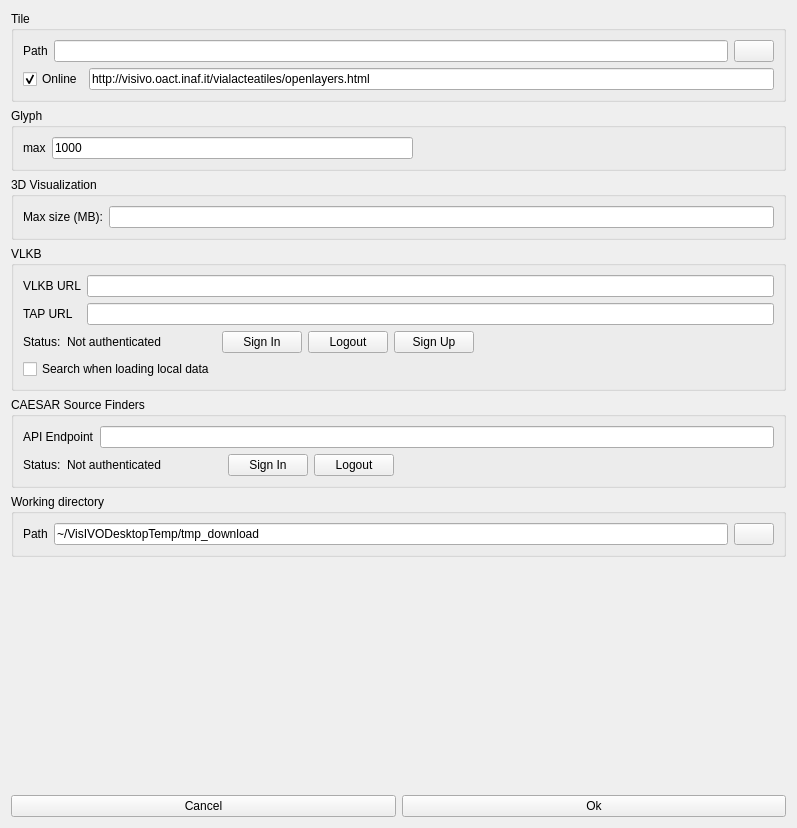
The window that Code/ui/settingform.ui (VisIVOLab/ViaLacteaVisualAnalytics) describes before a commit, drawn with Qt 5.
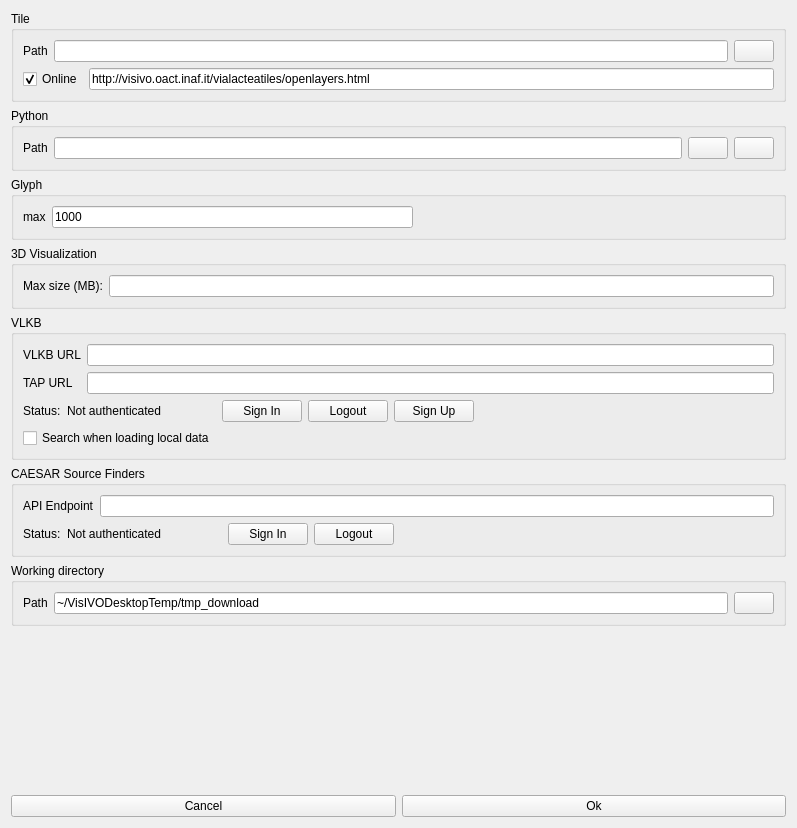
The same window after the commit. Icons and pictures are not drawn.

Diff of the .ui file:
```diff
--- a/Code/ui/settingform.ui
+++ b/Code/ui/settingform.ui
@@ -72,6 +72,47 @@
      </layout>
     </widget>
    </item>
+   <item>
+    <widget class="QGroupBox" name="groupBox_5">
+     <property name="title">
+      <string>Python</string>
+     </property>
+     <layout class="QHBoxLayout" name="horizontalLayout_2">
+      <item>
+       <widget class="QLabel" name="label">
+        <property name="text">
+         <string>Path</string>
+        </property>
+       </widget>
+      </item>
+      <item>
+       <widget class="QLineEdit" name="linePythonExe"/>
+      </item>
+      <item>
+       <widget class="QPushButton" name="btnLocatePython">
+        <property name="text">
+         <string/>
+        </property>
+        <property name="icon">
+         <iconset resource="../visivo.qrc">
+          <normaloff>:/icons/ZOOM.bmp</normaloff>:/icons/ZOOM.bmp</iconset>
+        </property>
+       </widget>
+      </item>
+      <item>
+       <widget class="QPushButton" name="btnBrowsePython">
+        <property name="text">
+         <string/>
+        </property>
+        <property name="icon">
+         <iconset resource="../visivo.qrc">
+          <normaloff>:/icons/FILE_OPEN.bmp</normaloff>:/icons/FILE_OPEN.bmp</iconset>
+        </property>
+       </widget>
+      </item>
+     </layout>
+    </widget>
+   </item>
    <item>
     <widget class="QGroupBox" name="groupBox_2">
      <property name="title">
```
